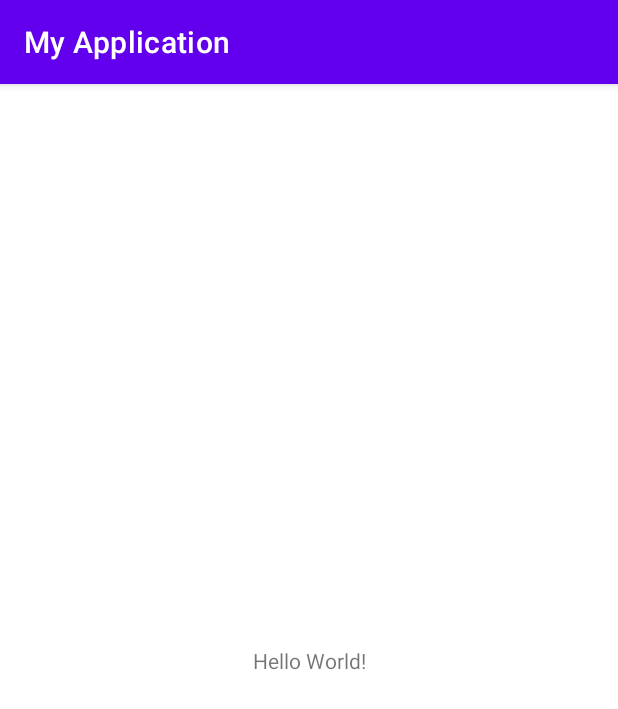
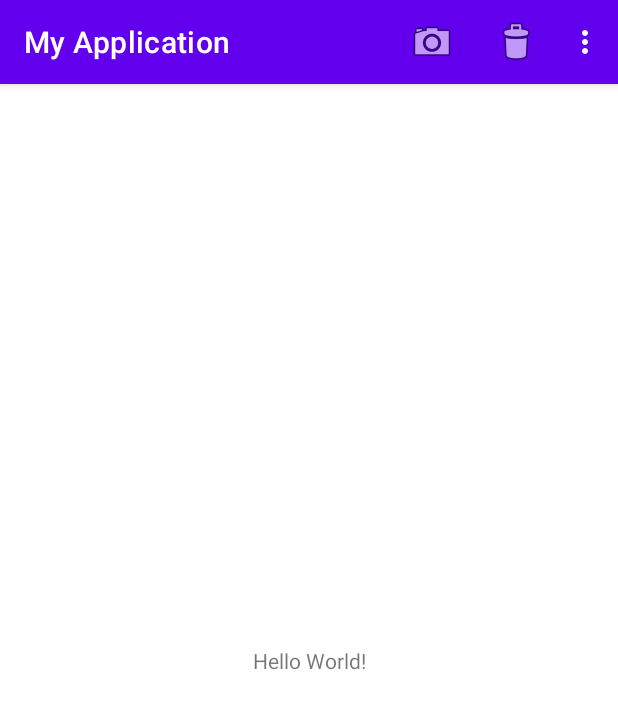
Before and after one commit to Alexander-Russakoff/LiterallyAnything, an Android app: the screen it shows after launch (MainActivity), on a phone screen of 412 x 824 dp. Shown: the top 709 px of the screen. Run offline under Robolectric (Android 15) with nearby library versions, the phone set to English and light mode, and no system bars.

Commit message:
complete assignment

```diff
--- /dev/null
+++ b/app/src/main/res/menu/main.xml
@@ -0,0 +1,19 @@
+<?xml version="1.0" encoding="utf-8"?>
+<menu xmlns:app="http://schemas.android.com/apk/res-auto"
+    xmlns:android="http://schemas.android.com/apk/res/android">
+
+    <item
+        android:id="@+id/action_take_picture"
+        android:icon="@android:drawable/ic_menu_camera"
+        android:title="Take Picture"
+        app:showAsAction="ifRoom" />
+    <item
+        android:id="@+id/action_delete_picture"
+        android:icon="@android:drawable/ic_menu_delete"
+        android:title="Delete Picture"
+        app:showAsAction="ifRoom" />
+    <item
+        android:id="@+id/action_help"
+        android:title="Help"
+        app:showAsAction="never" />
+</menu>
```
Also changed, not shown: app/src/main/java/edu/temple/myapplication/MainActivity.kt (+47 -1 lines).
